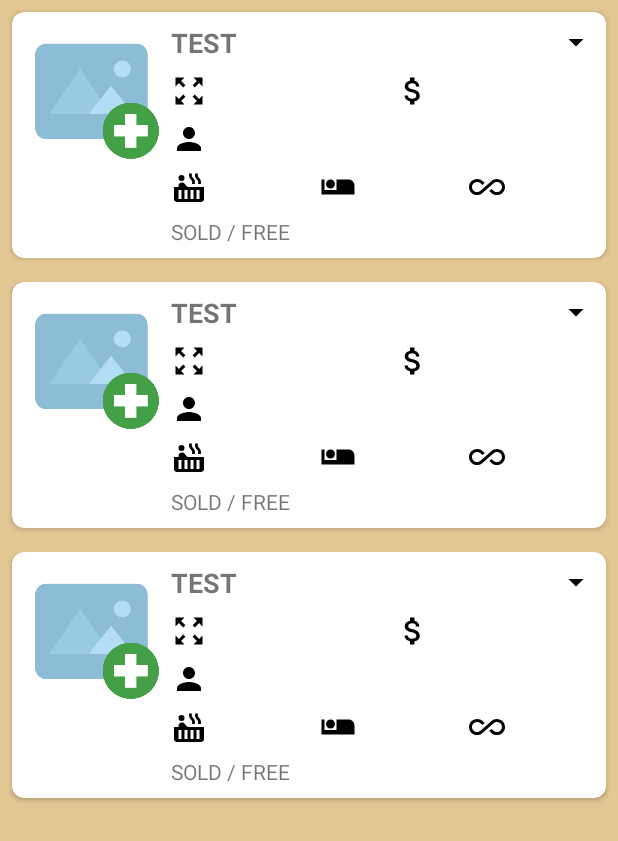
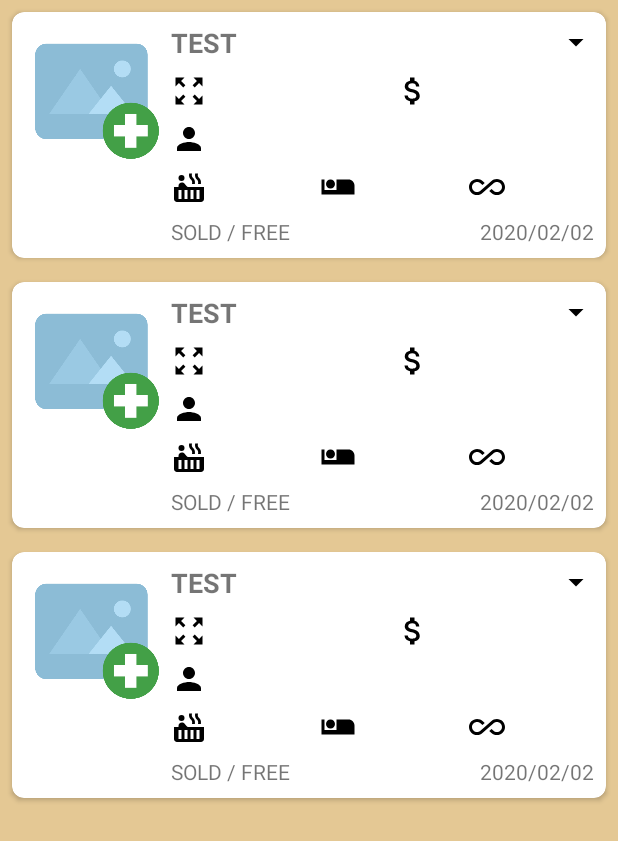
Before and after one commit to Neandril/RealEstateManager, an Android app: the layout content_main.xml on its own in the app's theme, with its tools: preview values and no code run, on a phone screen of 412 x 824 dp. Shown: the top 841 px of the screen. Run offline under Robolectric (Android 15) with nearby library versions, the phone set to English and light mode, and no system bars.

Commit message:
Date formatting improvement

```diff
--- a/app/src/main/java/com/neandril/realestatemanager/utils/Extensions.kt
+++ b/app/src/main/java/com/neandril/realestatemanager/utils/Extensions.kt
@@ -6,6 +6,10 @@ import android.view.ViewGroup
 
 fun ViewGroup.inflate(layoutId: Int, attachToRoot: Boolean = false): View {
     return LayoutInflater.from(context).inflate(layoutId, this, attachToRoot)
+}
+
+fun Int.paddingZero(): String {
+    return String.format("%02d", this)
 }
 
 // Returns a string with the "m²" suffix
--- a/app/src/main/java/com/neandril/realestatemanager/views/activities/CreateRealEstateActivity.kt
+++ b/app/src/main/java/com/neandril/realestatemanager/views/activities/CreateRealEstateActivity.kt
@@ -45,6 +45,7 @@ import com.neandril.realestatemanager.BuildConfig
 import com.neandril.realestatemanager.R
 import com.neandril.realestatemanager.models.Estate
 import com.neandril.realestatemanager.models.Thumbnail
+import com.neandril.realestatemanager.utils.paddingZero
 import com.neandril.realestatemanager.viewmodels.EstateViewModel
 import com.neandril.realestatemanager.views.adapters.ImagesRecyclerViewAdapter
 import com.neandril.realestatemanager.views.base.BaseActivity
@@ -401,14 +402,14 @@ class CreateRealEstateActivity : BaseActivity(), OnMapReadyCallback {
     private fun configureDatePicker() {
         val calendar = Calendar.getInstance()
         val year = calendar.get(Calendar.YEAR)
-        val month = calendar.get(Calendar.MONTH) + 1
+        val month = calendar.get(Calendar.MONTH)
         val day = calendar.get(Calendar.DAY_OF_MONTH)
 
         soldDateTextView.setOnClickListener {
             val datePickerDialog = DatePickerDialog(this, DatePickerDialog.OnDateSetListener
             { _, year, month, dayOfMonth ->
                 Log.d("DatePicker", "Date: $year , $month , $dayOfMonth")
-                soldDateTextView.text = getString(R.string.sold_date_format, year, month, dayOfMonth)
+                soldDateTextView.text = getString(R.string.sold_date_format, year, month.paddingZero(), dayOfMonth.paddingZero())
             }, year, month, day)
             datePickerDialog.show()
         }
--- a/app/src/main/res/layout/main_recycler_view_item.xml
+++ b/app/src/main/res/layout/main_recycler_view_item.xml
@@ -132,21 +132,21 @@
                     android:layout_width="0dp"
                     android:layout_height="wrap_content"
                     android:layout_margin="@dimen/std_margin"
-                    android:text="SOLD / FREE"
+                    tools:text="SOLD / FREE"
                     app:layout_constraintStart_toStartOf="parent"
                     app:layout_constraintBottom_toBottomOf="parent"
-                    app:layout_constraintEnd_toStartOf="@id/main_recyclerview_soldDate"
                     app:layout_constraintTop_toBottomOf="@id/main_recyclerview_nbBathRooms_textview" />
 
                 <TextView
                     android:id="@+id/main_recyclerview_soldDate"
-                    android:layout_width="0dp"
-                    android:layout_height="match_parent"
+                    android:layout_width="wrap_content"
+                    android:layout_height="wrap_content"
                     android:layout_margin="@dimen/std_margin"
-                    android:visibility="gone"
+                    android:visibility="visible"
+                    android:gravity="end"
+                    tools:text="2020/02/02"
                     app:layout_constraintEnd_toEndOf="parent"
                     app:layout_constraintBottom_toBottomOf="parent"
-                    app:layout_constraintStart_toEndOf="@id/main_recyclerview_isSold_textview"
                     app:layout_constraintTop_toBottomOf="@id/main_recyclerview_nbBedRooms_textview" />
 
             </androidx.constraintlayout.widget.ConstraintLayout>
--- a/app/src/main/res/values/strings.xml
+++ b/app/src/main/res/values/strings.xml
@@ -35,7 +35,7 @@
     <string name="checkbox_sold">Is this estate sold ?</string>
     <string name="sold_date">Sold date</string>
     <string name="delete_image_content_description">Delete image</string>
-    <string name="sold_date_format">%1$d/%2$d/%3$d</string>
+    <string name="sold_date_format">%1$d/%2$s/%3$s</string>
     <string name="type_and_city">%1$s • %2$s</string>
     <string name="no_description">This real estate has not any description yet.</string>
     <string name="poi_title">Points of interest</string>
```
Also changed, not shown: app/src/main/java/com/neandril/realestatemanager/views/fragments/FilterFragment.kt (+22 -12 lines), app/src/main/java/com/neandril/realestatemanager/views/fragments/FragmentMain.kt (+4 -27 lines).
